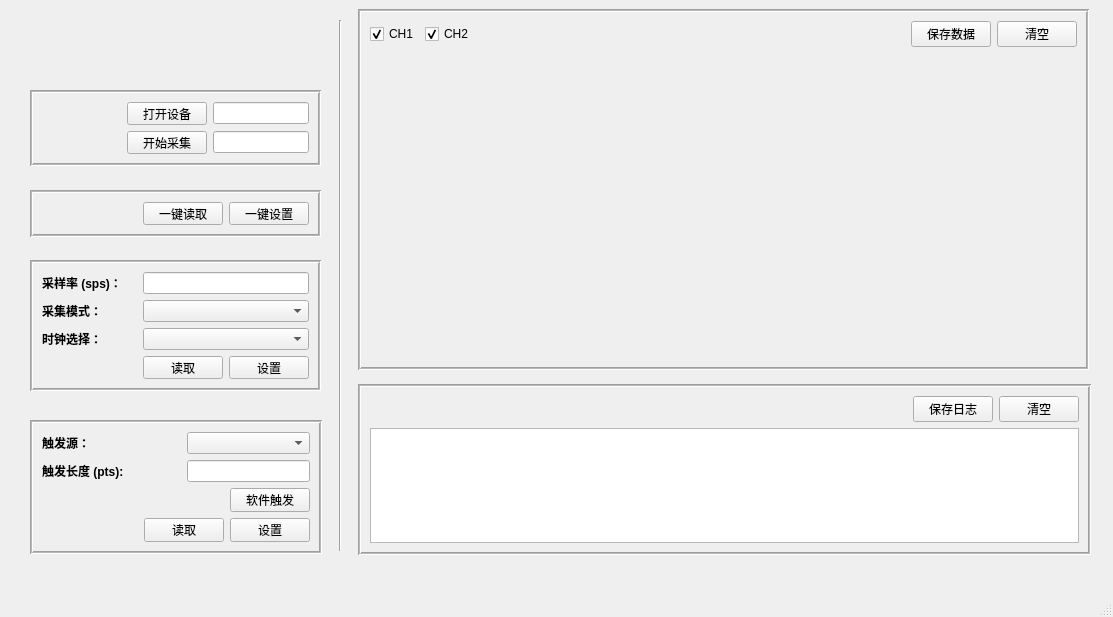
Above: QT_DAS/mainwindow.ui from yangxiaofeng5/DAS_QT before the change. Below: the same form after it.
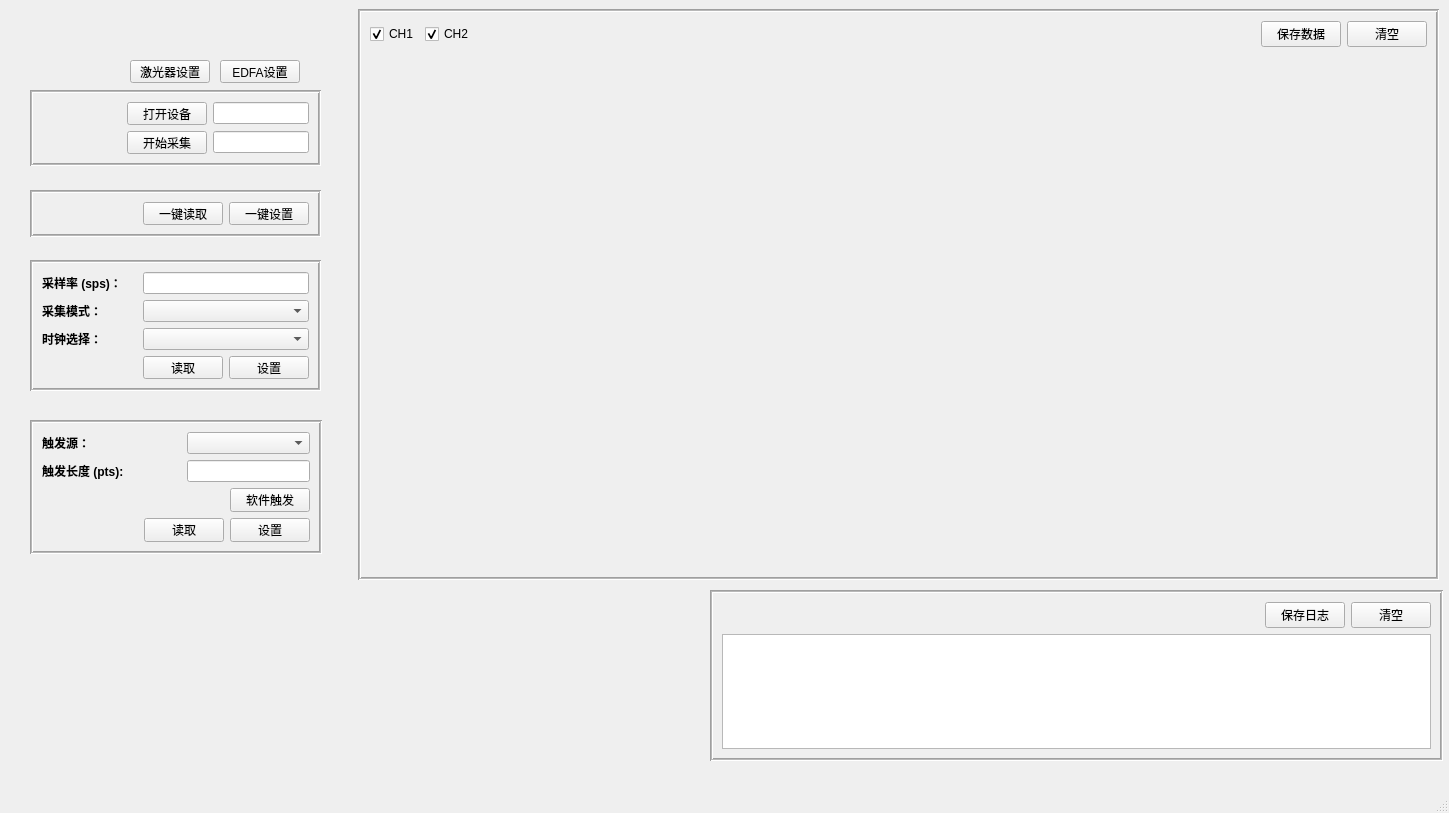
That is the form after the change. Icons and pictures are not drawn. Custom widgets are drawn as their Qt base class.

The edit to the form file:
```diff
--- a/QT_DAS/mainwindow.ui
+++ b/QT_DAS/mainwindow.ui
@@ -6,8 +6,8 @@
    <rect>
     <x>0</x>
     <y>0</y>
-    <width>1113</width>
-    <height>617</height>
+    <width>1449</width>
+    <height>813</height>
    </rect>
   </property>
   <property name="windowTitle">
@@ -19,8 +19,8 @@
      <rect>
       <x>358</x>
       <y>9</y>
-      <width>731</width>
-      <height>361</height>
+      <width>1081</width>
+      <height>571</height>
      </rect>
     </property>
     <property name="frameShape">
@@ -91,8 +91,8 @@
    <widget class="QFrame" name="message_frame">
     <property name="geometry">
      <rect>
-      <x>358</x>
-      <y>384</y>
+      <x>710</x>
+      <y>590</y>
       <width>733</width>
       <height>171</height>
      </rect>
@@ -518,7 +518,7 @@
     <property name="geometry">
      <rect>
       <x>20</x>
-      <y>20</y>
+      <y>0</y>
       <width>301</width>
       <height>51</height>
      </rect>
@@ -536,17 +536,48 @@
      <bool>true</bool>
     </property>
    </widget>
-   <widget class="Line" name="line">
+   <widget class="QPushButton" name="laser_set_device_Button">
     <property name="geometry">
      <rect>
-      <x>325</x>
-      <y>20</y>
-      <width>31</width>
-      <height>531</height>
+      <x>130</x>
+      <y>60</y>
+      <width>80</width>
+      <height>23</height>
      </rect>
     </property>
-    <property name="orientation">
-     <enum>Qt::Vertical</enum>
+    <property name="text">
+     <string>激光器设置</string>
+    </property>
+    <property name="checkable">
+     <bool>true</bool>
+    </property>
+    <property name="checked">
+     <bool>false</bool>
+    </property>
+    <property name="autoExclusive">
+     <bool>false</bool>
+    </property>
+   </widget>
+   <widget class="QPushButton" name="laser_set_device_Button_2">
+    <property name="geometry">
+     <rect>
+      <x>220</x>
+      <y>60</y>
+      <width>80</width>
+      <height>23</height>
+     </rect>
+    </property>
+    <property name="text">
+     <string>EDFA设置</string>
+    </property>
+    <property name="checkable">
+     <bool>true</bool>
+    </property>
+    <property name="checked">
+     <bool>false</bool>
+    </property>
+    <property name="autoExclusive">
+     <bool>false</bool>
     </property>
    </widget>
   </widget>
```
Left out of the diff: 2 changed lines with no effect on the pictures.
